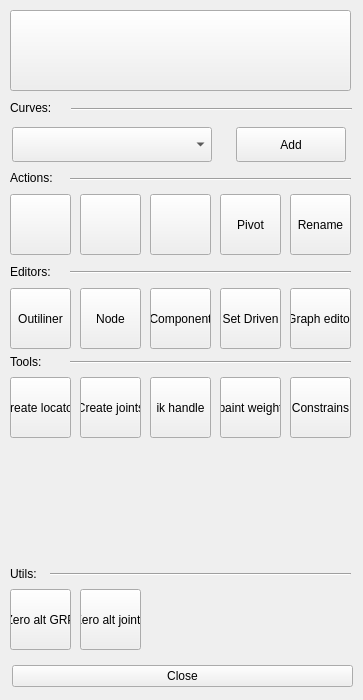
Qt form src/ui/main.ui (leonardopinho/Maya-Rigging-Tools) before a commit.
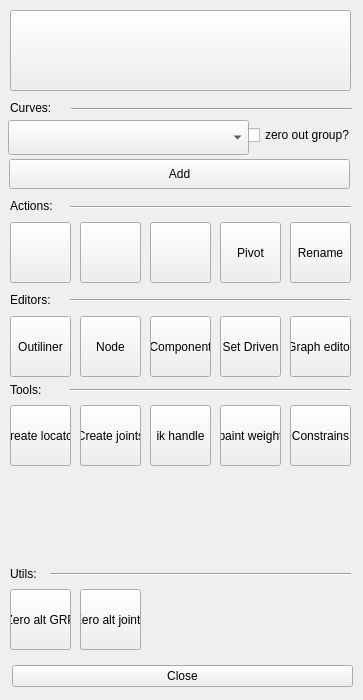
The same form after that commit. Icons and pictures are not drawn.

Commit message: zero out grp

The edit to the form file:
```diff
--- a/src/ui/main.ui
+++ b/src/ui/main.ui
@@ -51,7 +51,7 @@
     <property name="geometry">
      <rect>
       <x>10</x>
-      <y>194</y>
+      <y>222</y>
       <width>61</width>
       <height>61</height>
      </rect>
@@ -74,7 +74,7 @@
     <property name="geometry">
      <rect>
       <x>80</x>
-      <y>194</y>
+      <y>222</y>
       <width>61</width>
       <height>61</height>
      </rect>
@@ -97,7 +97,7 @@
     <property name="geometry">
      <rect>
       <x>150</x>
-      <y>194</y>
+      <y>222</y>
       <width>61</width>
       <height>61</height>
      </rect>
@@ -120,7 +120,7 @@
     <property name="geometry">
      <rect>
       <x>220</x>
-      <y>194</y>
+      <y>222</y>
       <width>61</width>
       <height>61</height>
      </rect>
@@ -146,7 +146,7 @@
     <property name="geometry">
      <rect>
       <x>10</x>
-      <y>167</y>
+      <y>195</y>
       <width>71</width>
       <height>21</height>
      </rect>
@@ -159,7 +159,7 @@
     <property name="geometry">
      <rect>
       <x>150</x>
-      <y>288</y>
+      <y>316</y>
       <width>61</width>
       <height>61</height>
      </rect>
@@ -172,7 +172,7 @@
     <property name="geometry">
      <rect>
       <x>220</x>
-      <y>288</y>
+      <y>316</y>
       <width>61</width>
       <height>61</height>
      </rect>
@@ -185,7 +185,7 @@
     <property name="geometry">
      <rect>
       <x>80</x>
-      <y>288</y>
+      <y>316</y>
       <width>61</width>
       <height>61</height>
      </rect>
@@ -198,7 +198,7 @@
     <property name="geometry">
      <rect>
       <x>10</x>
-      <y>288</y>
+      <y>316</y>
       <width>61</width>
       <height>61</height>
      </rect>
@@ -237,7 +237,7 @@
     <property name="geometry">
      <rect>
       <x>290</x>
-      <y>194</y>
+      <y>222</y>
       <width>61</width>
       <height>61</height>
      </rect>
@@ -250,7 +250,7 @@
     <property name="geometry">
      <rect>
       <x>70</x>
-      <y>164</y>
+      <y>192</y>
       <width>281</width>
       <height>30</height>
      </rect>
@@ -263,7 +263,7 @@
     <property name="geometry">
      <rect>
       <x>10</x>
-      <y>261</y>
+      <y>289</y>
       <width>71</width>
       <height>21</height>
      </rect>
@@ -276,7 +276,7 @@
     <property name="geometry">
      <rect>
       <x>70</x>
-      <y>257</y>
+      <y>285</y>
       <width>281</width>
       <height>30</height>
      </rect>
@@ -289,7 +289,7 @@
     <property name="geometry">
      <rect>
       <x>290</x>
-      <y>288</y>
+      <y>316</y>
       <width>61</width>
       <height>61</height>
      </rect>
@@ -298,65 +298,6 @@
      <string>Graph editor</string>
     </property>
    </widget>
-   <widget class="QWidget" name="horizontalLayoutWidget">
-    <property name="geometry">
-     <rect>
-      <x>-6</x>
-      <y>123</y>
-      <width>371</width>
-      <height>43</height>
-     </rect>
-    </property>
-    <layout class="QHBoxLayout" name="horizontalLayout">
-     <item>
-      <widget class="QComboBox" name="curves_combobox">
-       <property name="sizePolicy">
-        <sizepolicy hsizetype="Fixed" vsizetype="Fixed">
-         <horstretch>0</horstretch>
-         <verstretch>0</verstretch>
-        </sizepolicy>
-       </property>
-       <property name="minimumSize">
-        <size>
-         <width>200</width>
-         <height>35</height>
-        </size>
-       </property>
-       <property name="layoutDirection">
-        <enum>Qt::LeftToRight</enum>
-       </property>
-       <property name="autoFillBackground">
-        <bool>false</bool>
-       </property>
-       <property name="styleSheet">
-        <string notr="true"/>
-       </property>
-       <property name="modelColumn">
-        <number>0</number>
-       </property>
-      </widget>
-     </item>
-     <item>
-      <widget class="QPushButton" name="bt_add">
-       <property name="sizePolicy">
-        <sizepolicy hsizetype="Fixed" vsizetype="Fixed">
-         <horstretch>0</horstretch>
-         <verstretch>0</verstretch>
-        </sizepolicy>
-       </property>
-       <property name="minimumSize">
-        <size>
-         <width>110</width>
-         <height>35</height>
-        </size>
-       </property>
-       <property name="text">
-        <string>Add</string>
-       </property>
-      </widget>
-     </item>
-    </layout>
-   </widget>
    <widget class="QLabel" name="curves">
     <property name="geometry">
      <rect>
@@ -396,7 +337,7 @@
     <property name="geometry">
      <rect>
       <x>10</x>
-      <y>351</y>
+      <y>379</y>
       <width>71</width>
       <height>21</height>
      </rect>
@@ -409,7 +350,7 @@
     <property name="geometry">
      <rect>
       <x>70</x>
-      <y>347</y>
+      <y>375</y>
       <width>281</width>
       <height>30</height>
      </rect>
@@ -422,7 +363,7 @@
     <property name="geometry">
      <rect>
       <x>220</x>
-      <y>377</y>
+      <y>405</y>
       <width>61</width>
       <height>61</height>
      </rect>
@@ -435,7 +376,7 @@
     <property name="geometry">
      <rect>
       <x>290</x>
-      <y>377</y>
+      <y>405</y>
       <width>61</width>
       <height>61</height>
      </rect>
@@ -448,7 +389,7 @@
     <property name="geometry">
      <rect>
       <x>150</x>
-      <y>377</y>
+      <y>405</y>
       <width>61</width>
       <height>61</height>
      </rect>
@@ -461,7 +402,7 @@
     <property name="geometry">
      <rect>
       <x>80</x>
-      <y>377</y>
+      <y>405</y>
       <width>61</width>
       <height>61</height>
      </rect>
@@ -474,7 +415,7 @@
     <property name="geometry">
      <rect>
       <x>10</x>
-      <y>377</y>
+      <y>405</y>
       <width>61</width>
       <height>61</height>
      </rect>
@@ -535,6 +476,78 @@
      <string>Utils:</string>
     </property>
    </widget>
+   <widget class="QCheckBox" name="zeroOutCB">
+    <property name="geometry">
+     <rect>
+      <x>246</x>
+      <y>125</y>
+      <width>120</width>
+      <height>20</height>
+     </rect>
+    </property>
+    <property name="text">
+     <string>zero out group?</string>
+    </property>
+   </widget>
+   <widget class="QComboBox" name="curves_combobox">
+    <property name="geometry">
+     <rect>
+      <x>8</x>
+      <y>120</y>
+      <width>241</width>
+      <height>35</height>
+     </rect>
+    </property>
+    <property name="sizePolicy">
+     <sizepolicy hsizetype="Fixed" vsizetype="Fixed">
+      <horstretch>0</horstretch>
+      <verstretch>0</verstretch>
+     </sizepolicy>
+    </property>
+    <property name="minimumSize">
+     <size>
+      <width>200</width>
+      <height>30</height>
+     </size>
+    </property>
+    <property name="layoutDirection">
+     <enum>Qt::LeftToRight</enum>
+    </property>
+    <property name="autoFillBackground">
+     <bool>false</bool>
+    </property>
+    <property name="styleSheet">
+     <string notr="true"/>
+    </property>
+    <property name="modelColumn">
+     <number>0</number>
+    </property>
+   </widget>
+   <widget class="QPushButton" name="bt_add">
+    <property name="geometry">
+     <rect>
+      <x>9</x>
+      <y>159</y>
+      <width>341</width>
+      <height>30</height>
+     </rect>
+    </property>
+    <property name="sizePolicy">
+     <sizepolicy hsizetype="Fixed" vsizetype="Fixed">
+      <horstretch>0</horstretch>
+      <verstretch>0</verstretch>
+     </sizepolicy>
+    </property>
+    <property name="minimumSize">
+     <size>
+      <width>110</width>
+      <height>25</height>
+     </size>
+    </property>
+    <property name="text">
+     <string>Add</string>
+    </property>
+   </widget>
   </widget>
   <widget class="QMenuBar" name="menubar">
    <property name="geometry">
```
Left out of the diff: 2 changed lines with no effect on the pictures. The commit also changes 3 other files.
